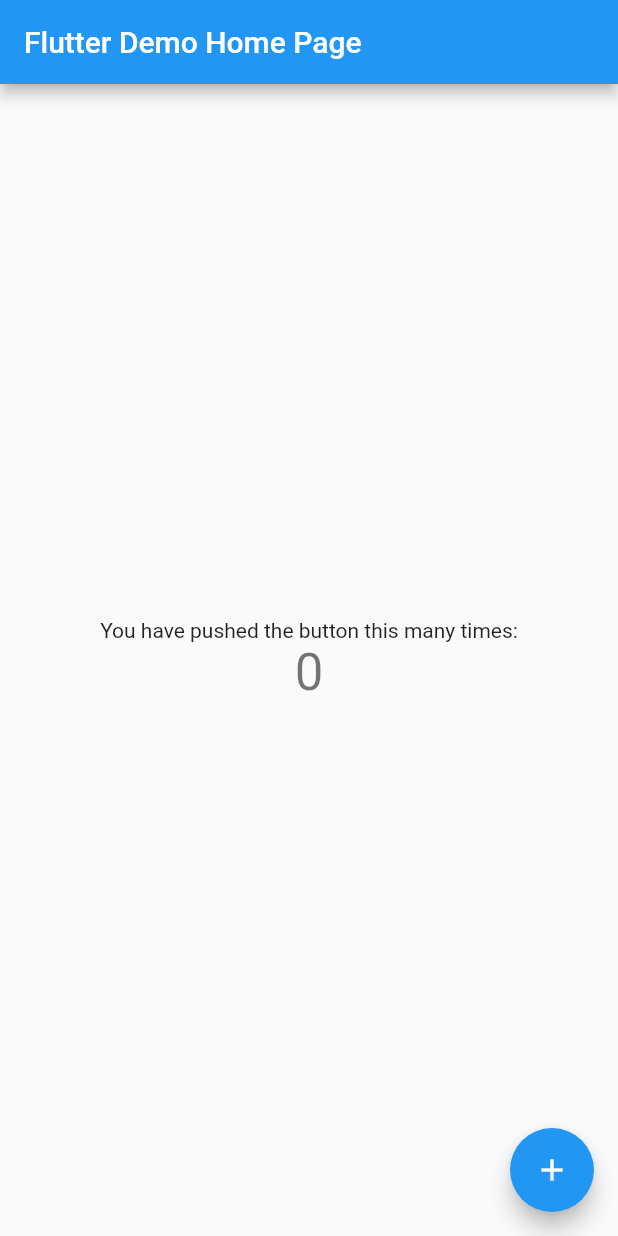
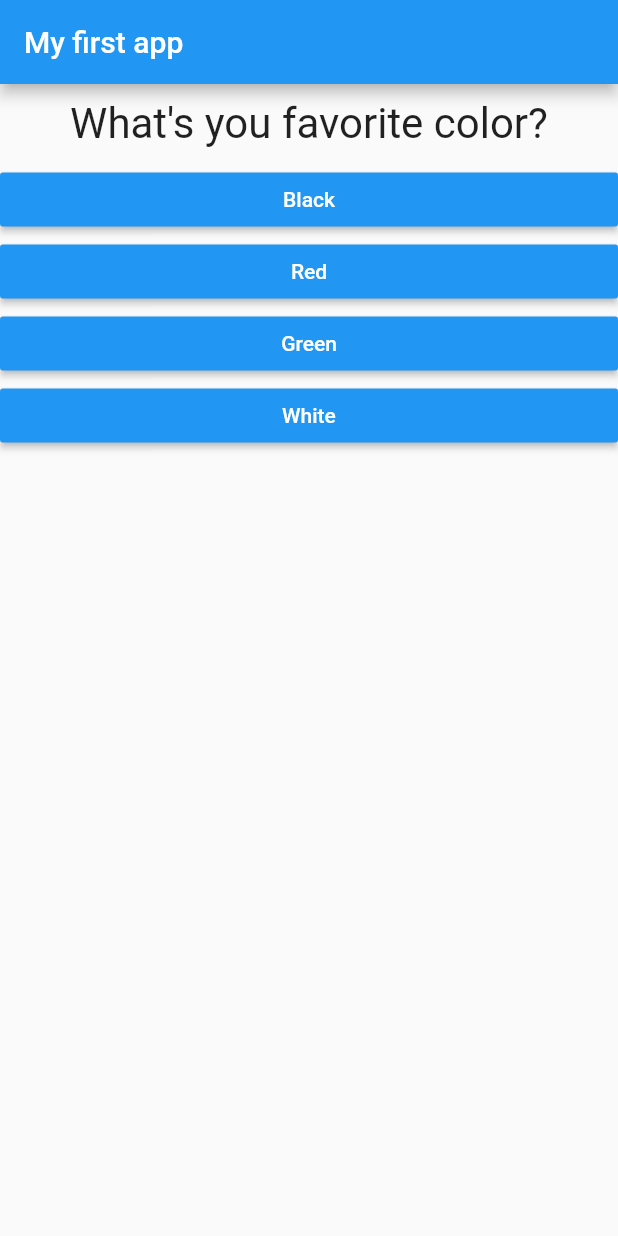
Before and after one commit to Hardu2203/flutter_complete_guide, a Flutter app: the screen it shows after launch, on a phone screen of 412 x 824 dp. Run offline on Flutter 3.47's test engine with Material 2 defaults, Android fonts, the phone set to English and light mode, and no system bars.

Commit message:
Finished Quiz App

```diff
--- /dev/null
+++ b/lib/answer.dart
@@ -0,0 +1,21 @@
+import 'package:flutter/material.dart';
+
+class Answer extends StatelessWidget {
+
+  final Function selectHandler;
+  final String answerText;
+  Answer(this.selectHandler, this.answerText);
+
+  @override
+  Widget build(BuildContext context) {
+    return Container(
+      width: double.infinity,
+      child: RaisedButton(
+        color: Colors.blue,
+        textColor: Colors.white,
+        child: Text(answerText),
+        onPressed: selectHandler,
+      ),
+    );
+  }
+}
--- a/lib/main.dart
+++ b/lib/main.dart
@@ -1,117 +1,73 @@
+import 'package:flutter/cupertino.dart';
 import 'package:flutter/material.dart';
+import 'package:flutter/services.dart';
+import 'package:flutter_complete_guide/answer.dart';
+import 'package:flutter_complete_guide/quiz.dart';
+import 'package:flutter_complete_guide/result.dart';
+import './question.dart';
 
 void main() {
   runApp(MyApp());
 }
 
-class MyApp extends StatelessWidget {
-  // This widget is the root of your application.
+class MyApp extends StatefulWidget {
   @override
-  Widget build(BuildContext context) {
-    return MaterialApp(
-      title: 'Flutter Demo',
-      theme: ThemeData(
-        // This is the theme of your application.
-        //
-        // Try running your application with "flutter run". You'll see the
-        // application has a blue toolbar. Then, without quitting the app, try
-        // changing the primarySwatch below to Colors.green and then invoke
-        // "hot reload" (press "r" in the console where you ran "flutter run",
-        // or simply save your changes to "hot reload" in a Flutter IDE).
-        // Notice that the counter didn't reset back to zero; the application
-        // is not restarted.
-        primarySwatch: Colors.blue,
-        // This makes the visual density adapt to the platform that you run
-        // the app on. For desktop platforms, the controls will be smaller and
-        // closer together (more dense) than on mobile platforms.
-        visualDensity: VisualDensity.adaptivePlatformDensity,
-      ),
-      home: MyHomePage(title: 'Flutter Demo Home Page'),
-    );
+  State<StatefulWidget> createState() {
+    // TODO: implement createState
+    return _MyAppState();
   }
 }
 
-class MyHomePage extends StatefulWidget {
-  MyHomePage({Key key, this.title}) : super(key: key);
+class _MyAppState extends State<MyApp> {
+  var _questionIndex = 0;
+  var _total = 0;
 
-  // This widget is the home page of your application. It is stateful, meaning
-  // that it has a State object (defined below) that contains fields that affect
-  // how it looks.
+  void _resetQuiz() {
+    setState(() {
+      _questionIndex = 0;
+      _total = 0;
+    });
+  }
 
-  // This class is the configuration for the state. It holds the values (in this
-  // case the title) provided by the parent (in this case the App widget) and
-  // used by the build method of the State. Fields in a Widget subclass are
-  // always marked "final".
+  final _questions = const [
+    {
+      "questionText": "What's you favorite color?",
+      "answers": [{"text" : "Black", "score" : 10 }, {"text" : "Red", "score" : 5 }, {"text" : "Green", "score" : 3 }, {"text" : "White", "score" : 1 }],
+    },
+    {
+      "questionText": "What's you favorite animal?",
+      "answers": [{"text" : "Rabbit", "score" : 1 }, {"text" : "Snake", "score" : 10 }, {"text" : "Black", "score" : 3 }, {"text" : "Black", "score" : 5 }],
+    },
+    {
+      "questionText": "Who's your fave instructor",
+      "answers": [{"text" : "Max", "score" : 1 }, {"text" : "Maxi", "score" : 1 }, {"text" : "Maxas", "score" : 1 }, {"text" : "MaxiPad", "score" : 1 }],
+    },
+  ];
 
-  final String title;
+  void _answerQuestion(int score) {
 
-  @override
-  _MyHomePageState createState() => _MyHomePageState();
-}
+    _total+= score;
 
-class _MyHomePageState extends State<MyHomePage> {
-  int _counter = 0;
-
-  void _incrementCounter() {
     setState(() {
-      // This call to setState tells the Flutter framework that something has
-      // changed in this State, which causes it to rerun the build method below
-      // so that the display can reflect the updated values. If we changed
-      // _counter without calling setState(), then the build method would not be
-      // called again, and so nothing would appear to happen.
-      _counter++;
+      _questionIndex = _questionIndex + 1;
     });
   }
 
   @override
   Widget build(BuildContext context) {
-    // This method is rerun every time setState is called, for instance as done
-    // by the _incrementCounter method above.
-    //
-    // The Flutter framework has been optimized to make rerunning build methods
-    // fast, so that you can just rebuild anything that needs updating rather
-    // than having to individually change instances of widgets.
-    return Scaffold(
-      appBar: AppBar(
-        // Here we take the value from the MyHomePage object that was created by
-        // the App.build method, and use it to set our appbar title.
-        title: Text(widget.title),
+    return MaterialApp(
+      home: Scaffold(
+        appBar: AppBar(
+          title: Text("My first app"),
+        ),
+        body: _questionIndex < _questions.length
+            ? Quiz(
+                answerQuestion: _answerQuestion,
+                questionIndex: _questionIndex,
+                questions: _questions,
+              )
+            : Result(_total, _resetQuiz),
       ),
-      body: Center(
-        // Center is a layout widget. It takes a single child and positions it
-        // in the middle of the parent.
-        child: Column(
-          // Column is also a layout widget. It takes a list of children and
-          // arranges them vertically. By default, it sizes itself to fit its
-          // children horizontally, and tries to be as tall as its parent.
-          //
-          // Invoke "debug painting" (press "p" in the console, choose the
-          // "Toggle Debug Paint" action from the Flutter Inspector in Android
-          // Studio, or the "Toggle Debug Paint" command in Visual Studio Code)
-          // to see the wireframe for each widget.
-          //
-          // Column has various properties to control how it sizes itself and
-          // how it positions its children. Here we use mainAxisAlignment to
-          // center the children vertically; the main axis here is the vertical
-          // axis because Columns are vertical (the cross axis would be
-          // horizontal).
-          mainAxisAlignment: MainAxisAlignment.center,
-          children: <Widget>[
-            Text(
-              'You have pushed the button this many times:',
-            ),
-            Text(
-              '$_counter',
-              style: Theme.of(context).textTheme.headline4,
-            ),
-          ],
-        ),
-      ),
-      floatingActionButton: FloatingActionButton(
-        onPressed: _incrementCounter,
-        tooltip: 'Increment',
-        child: Icon(Icons.add),
-      ), // This trailing comma makes auto-formatting nicer for build methods.
     );
   }
 }
--- /dev/null
+++ b/lib/question.dart
@@ -0,0 +1,20 @@
+import 'package:flutter/material.dart';
+
+class Question extends StatelessWidget {
+  final String questionText;
+
+  Question(this.questionText);
+
+  @override
+  Widget build(BuildContext context) {
+    return Container(
+      width: double.infinity,
+      margin:  EdgeInsets.all(10),
+      child: Text(
+        questionText,
+        style: TextStyle(fontSize: 28),
+        textAlign: TextAlign.center,
+      ),
+    );
+  }
+}
--- /dev/null
+++ b/lib/quiz.dart
@@ -0,0 +1,27 @@
+import 'package:flutter/material.dart';
+import 'package:flutter_complete_guide/question.dart';
+import 'package:flutter_complete_guide/answer.dart';
+
+
+class Quiz extends StatelessWidget {
+  final List<Map<String,Object>> questions;
+  final int questionIndex;
+  final Function answerQuestion;
+
+  Quiz({this.questions, this.questionIndex, this.answerQuestion});
+
+  @override
+  Widget build(BuildContext context) {
+    return Column(
+      children: [
+        Question(
+          questions[questionIndex]["questionText"],
+        ),
+        ...(questions[questionIndex]["answers"] as List<Map<String, Object>>)
+            .map((answer) {
+          return Answer(() => answerQuestion(answer["score"]), answer["text"]);
+        }).toList()
+      ],
+    );
+  }
+}
--- /dev/null
+++ b/lib/result.dart
@@ -0,0 +1,38 @@
+import 'package:flutter/material.dart';
+
+class Result extends StatelessWidget {
+  final int score;
+  final Function resetState;
+
+  Result(this.score, this.resetState);
+
+  String get resultPhrase {
+    String resultText;
+    if (score < 10) {
+      resultText = "Good";
+    } else {
+      resultText = "bad";
+    }
+    return resultText;
+  }
+
+  @override
+  Widget build(BuildContext context) {
+    return Center(
+      child: Column(
+        children: <Widget>[
+          Text(
+            resultPhrase,
+            style: TextStyle(fontSize: 36, fontWeight: FontWeight.bold),
+            textAlign: TextAlign.center,
+          ),
+          FlatButton(
+            child: Text("Restart Quiz!"),
+            onPressed: resetState,
+            textColor: Colors.blue,
+          )
+        ],
+      ),
+    );
+  }
+}
```
